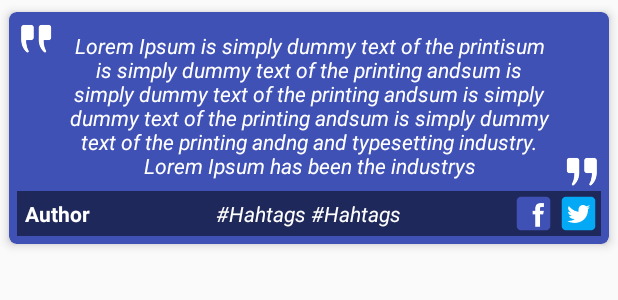
After one commit to Anael-S/Quote, an Android app: the layout row_quote.xml on its own in the app's theme, with its tools: preview values and no code run, on a phone screen of 412 x 824 dp. The commit adds this screen. Shown: the top 300 px of the screen. Run offline under Robolectric (Android 15) with nearby library versions, the phone set to English and light mode, and no system bars; network calls fail.

Commit message:
Added UI

```diff
--- a/app/build.gradle
+++ b/app/build.gradle
@@ -33,4 +33,6 @@ dependencies {
     compile 'com.android.support:cardview-v7:25.3.1'
     compile 'com.google.code.gson:gson:2.8.2'
     compile 'com.android.volley:volley:+'
+    compile 'com.jakewharton:butterknife:8.8.1'
+    compile 'com.jakewharton:butterknife-compiler:8.8.1'
 }
--- /dev/null
+++ b/app/src/main/res/layout/row_quote.xml
@@ -0,0 +1,97 @@
+<?xml version="1.0" encoding="utf-8"?>
+<LinearLayout xmlns:android="http://schemas.android.com/apk/res/android"
+    android:layout_width="match_parent"
+    android:layout_height="match_parent"
+    android:orientation="vertical">
+
+    <android.support.v7.widget.CardView xmlns:android="http://schemas.android.com/apk/res/android"
+        xmlns:app="http://schemas.android.com/apk/res-auto"
+        android:id="@+id/cardView"
+        android:layout_width="match_parent"
+        android:layout_height="wrap_content"
+        app:cardBackgroundColor="@color/colorPrimary"
+        app:cardCornerRadius="5dp"
+        app:cardElevation="4dp"
+        app:cardUseCompatPadding="true">
+
+        <RelativeLayout
+            android:layout_width="match_parent"
+            android:layout_height="match_parent"
+            android:padding="@dimen/small_padding_quote"
+            >
+
+            <ImageView
+                android:id="@+id/startQuote"
+                android:layout_width="@dimen/size_quote"
+                android:layout_height="@dimen/size_quote"
+                android:scaleX="-1"
+                android:layout_alignParentStart="true"
+                android:src="@drawable/ic_quote" />
+
+            <TextView
+                android:id="@+id/textviewQuote"
+                android:layout_width="match_parent"
+                android:layout_height="wrap_content"
+                android:padding="@dimen/padding_quote"
+                android:layout_toEndOf="@+id/startQuote"
+                android:gravity="center"
+                android:layout_toStartOf="@+id/endQuote"
+                android:text="@string/lorem_ipsum_long"
+                android:textColor="@color/textColor"
+                android:textStyle="italic" />
+
+            <ImageView
+                android:id="@+id/endQuote"
+                android:layout_width="@dimen/size_quote"
+                android:layout_height="@dimen/size_quote"
+                android:layout_alignBottom="@+id/textviewQuote"
+                android:layout_alignParentEnd="true"
+                android:src="@drawable/ic_quote" />
+
+
+            <RelativeLayout
+                android:id="@+id/layoutFooter"
+                android:layout_width="match_parent"
+                android:layout_height="wrap_content"
+                android:layout_below="@+id/textviewQuote"
+                android:background="@color/colorTransparentBlack"
+                android:orientation="horizontal">
+
+                <TextView
+                    android:id="@+id/textViewAuthor"
+                    android:layout_width="wrap_content"
+                    android:layout_height="wrap_content"
+                    android:layout_alignParentStart="true"
+                    android:layout_centerVertical="true"
+                    android:layout_marginStart="@dimen/margin_start_author"
+                    android:text="Author"
+                    android:textColor="@color/textColor"
+                    android:textStyle="bold" />
+
+                <TextView
+                    android:id="@+id/textViewHashtag"
+                    android:layout_width="wrap_content"
+                    android:layout_height="wrap_content"
+                    android:layout_centerInParent="true"
+                    android:text="#Hahtags #Hahtags"
+                    android:textColor="@color/textColor"
+                    android:textStyle="italic" />
+
+                <ImageButton
+                    android:id="@+id/imageButtonFacebook"
+                    android:layout_width="@dimen/size_button_share"
+                    android:layout_height="@dimen/size_button_share"
+                    android:layout_toStartOf="@+id/imageButtonTwitter"
+                    android:background="@drawable/ic_facebook" />
+
+                <ImageButton
+                    android:id="@+id/imageButtonTwitter"
+                    android:layout_width="@dimen/size_button_share"
+                    android:layout_height="@dimen/size_button_share"
+                    android:layout_alignParentEnd="true"
+                    android:background="@drawable/ic_twitter" />
+
+            </RelativeLayout>
+        </RelativeLayout>
+    </android.support.v7.widget.CardView>
+</LinearLayout>
--- a/app/src/main/res/values/colors.xml
+++ b/app/src/main/res/values/colors.xml
@@ -3,4 +3,8 @@
     <color name="colorPrimary">#3F51B5</color>
     <color name="colorPrimaryDark">#303F9F</color>
     <color name="colorAccent">#FF4081</color>
+
+    <color name="colorTransparent">#00000000</color>
+    <color name="colorTransparentBlack">#80000000</color>
+    <color name="textColor">#FFFFFF</color>
 </resources>
--- a/app/src/main/res/values/dimens.xml
+++ b/app/src/main/res/values/dimens.xml
@@ -2,4 +2,10 @@
     <!-- Default screen margins, per the Android Design guidelines. -->
     <dimen name="activity_horizontal_margin">16dp</dimen>
     <dimen name="activity_vertical_margin">16dp</dimen>
+
+    <dimen name="size_button_share">30dp</dimen>
+    <dimen name="padding_quote">7dp</dimen>
+    <dimen name="small_padding_quote">5dp</dimen>
+    <dimen name="margin_start_author">5dp</dimen>
+    <dimen name="size_quote">25dp</dimen>
 </resources>
--- a/app/src/main/res/values/strings.xml
+++ b/app/src/main/res/values/strings.xml
@@ -1,5 +1,7 @@
 <resources>
     <string name="app_name">Quote</string>
 
+    <string name="no_more_result">No more result to load</string>
     <string name="error_load">An error occurred, please try again</string>
+    <string name="lorem_ipsum_long">Lorem Ipsum is simply dummy text of the printisum is simply dummy text of the printing andsum is simply dummy text of the printing andsum is simply dummy text of the printing andsum is simply dummy text of the printing andng and typesetting industry. Lorem Ipsum has been the industrys</string>
 </resources>
```
Also changed, not shown: app/src/main/java/anaels/com/quote/MainActivity.java (+63 -10 lines), app/src/main/java/anaels/com/quote/api/FavQsApiHelper.java (+31 -20 lines), app/src/main/java/anaels/com/quote/ui/QuoteAdapter.java (added, +112 -0 lines), app/src/main/res/layout/activity_main.xml (+4 -4 lines), app/src/main/res/drawable/ic_facebook.png (added), app/src/main/res/drawable/ic_quote.png (added), app/src/main/res/drawable/ic_twitter.png (added).
